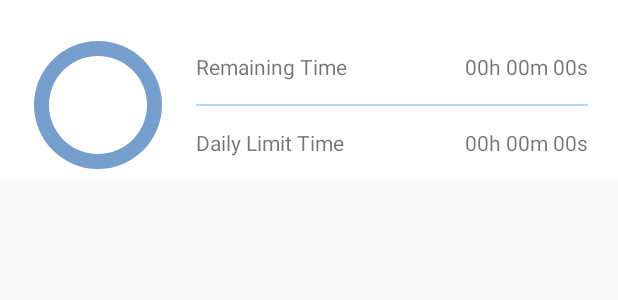
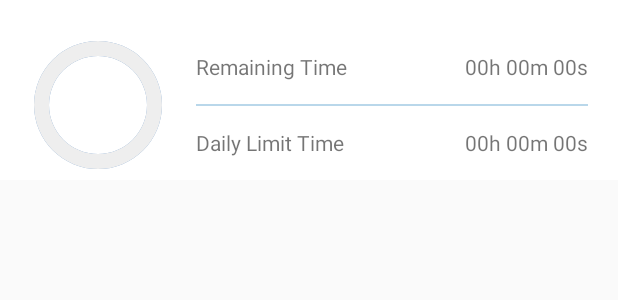
Before and after one commit to Healerning1015/ZYN_FYP, an Android app: the layout limit_app_dialog.xml on its own in the app's theme, with its tools: preview values and no code run, on a phone screen of 412 x 824 dp. Shown: the top 300 px of the screen. Run offline under Robolectric (Android 15) with nearby library versions, the phone set to English and light mode, and no system bars.

Commit message:
解决了home页app limit的使用进度条不减少的问题

```diff
--- a/app/src/main/res/layout/limit_app_dialog.xml
+++ b/app/src/main/res/layout/limit_app_dialog.xml
@@ -19,11 +19,11 @@
             android:layout_width="match_parent"
             android:layout_height="100dp"
             android:layout_centerHorizontal="true"
-            android:background="@drawable/drawable_circle_small_gray"
+            android:background="@drawable/drawable_circle_small_blue"
             android:indeterminate="false"
             android:max="100"
             android:progress="100"
-            android:progressDrawable="@drawable/drawable_circle_small_blue"
+            android:progressDrawable="@drawable/drawable_circle_small_gray"
             android:rotation="-90" />
 
         <TextView
```
Also changed, not shown: app/src/main/java/student/example/myapplication/home/HomeFragment.java (+4 -4 lines).
